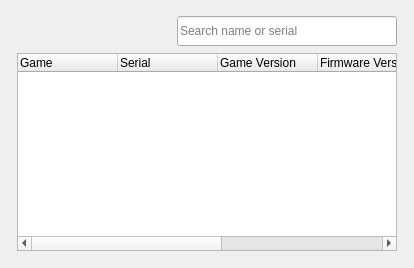
Qt form src/launcher/forms/configuration_list_widget.ui (ChronoRPG/KytyPS5AstroAMD) before a commit.
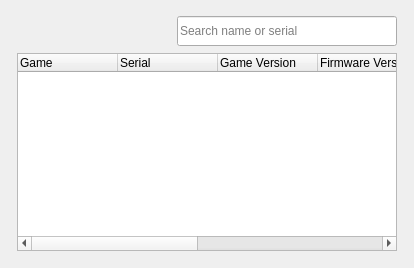
The same form after that commit. Custom widgets are drawn as their Qt base class.

Commit message: launcher: Add game size column

Patch:
```diff
--- a/src/launcher/forms/configuration_list_widget.ui
+++ b/src/launcher/forms/configuration_list_widget.ui
@@ -218,6 +218,11 @@
            <string>Firmware Version</string>
           </property>
          </column>
+         <column>
+          <property name="text">
+           <string>Size</string>
+          </property>
+         </column>
          <column>
           <property name="text">
            <string>Path</string>
```
The commit also changes 2 other files.
